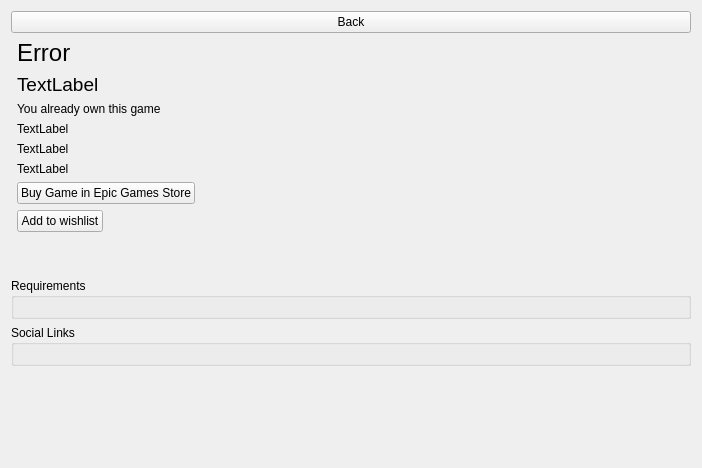
Qt form rare/ui/components/tabs/store/shop_game_info.ui (RareDevs/Rare) before a commit.
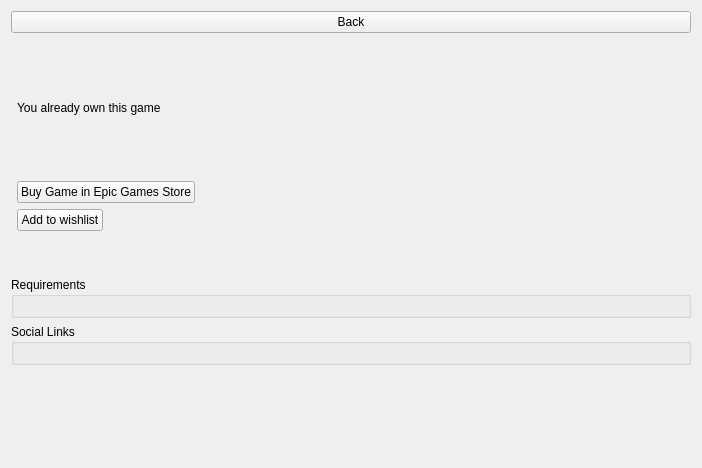
The same form after that commit.

Commit message: More Fixes and cleanup: - downloads: fix delete_later() and set installed widget and dl progress on same value - about: use qt requests, to avoid long startups - fix offline mode bugs - set TextLabels in Store invisible - fix origin launch - remove unused files

What changed in the file:
```diff
--- a/rare/ui/components/tabs/store/shop_game_info.ui
+++ b/rare/ui/components/tabs/store/shop_game_info.ui
@@ -46,7 +46,7 @@
           </font>
          </property>
          <property name="text">
-          <string>Error</string>
+          <string/>
          </property>
          <property name="textInteractionFlags">
           <set>Qt::LinksAccessibleByMouse|Qt::TextSelectableByMouse</set>
@@ -61,7 +61,7 @@
           </font>
          </property>
          <property name="text">
-          <string notr="true">TextLabel</string>
+          <string notr="true"/>
          </property>
          <property name="textInteractionFlags">
           <set>Qt::LinksAccessibleByMouse|Qt::TextSelectableByMouse</set>
@@ -78,7 +78,7 @@
        <item>
         <widget class="QLabel" name="price">
          <property name="text">
-          <string notr="true">TextLabel</string>
+          <string notr="true"/>
          </property>
          <property name="textInteractionFlags">
           <set>Qt::LinksAccessibleByMouse|Qt::TextSelectableByMouse</set>
@@ -88,14 +88,14 @@
        <item>
         <widget class="QLabel" name="discount_price">
          <property name="text">
-          <string notr="true">TextLabel</string>
+          <string notr="true"/>
          </property>
         </widget>
        </item>
        <item>
         <widget class="QLabel" name="tags">
          <property name="text">
-          <string notr="true">TextLabel</string>
+          <string notr="true"/>
          </property>
         </widget>
        </item>
```
The commit also changes 13 other files.
